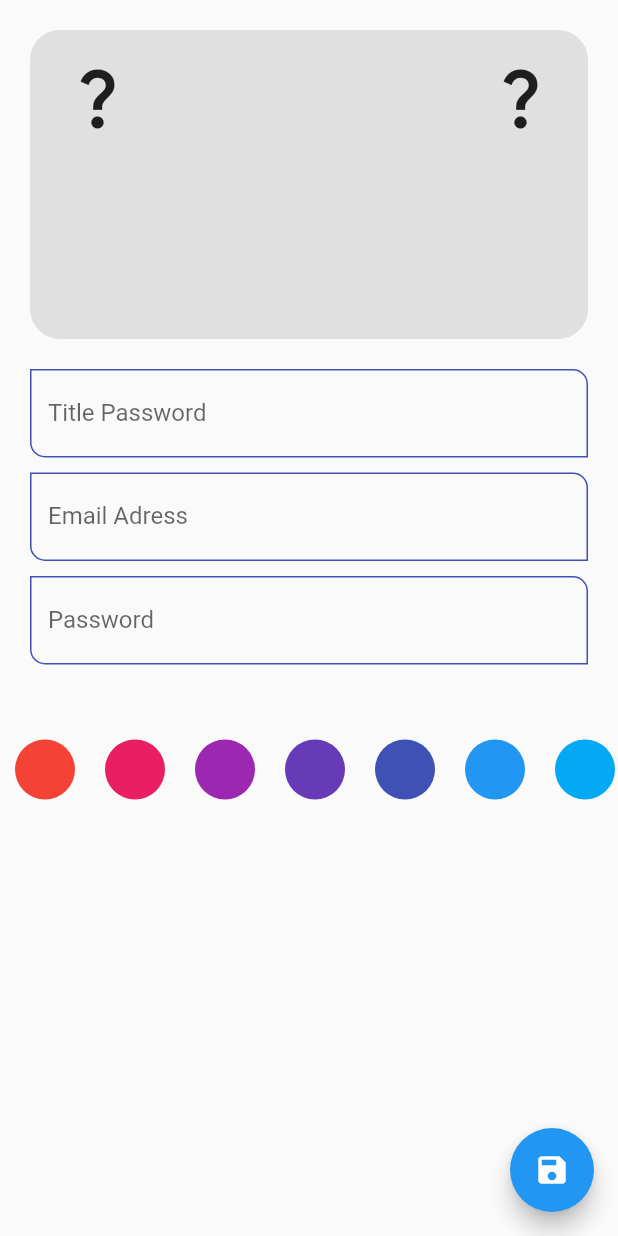
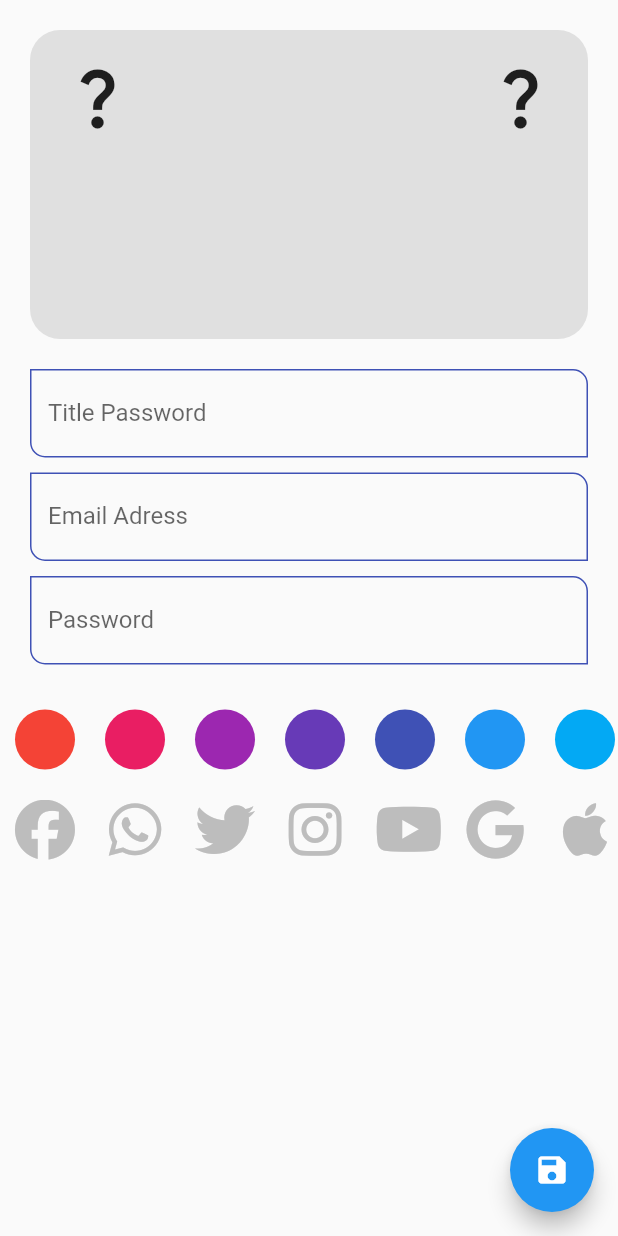
Before and after one commit to Victor78970513/password_manager, a Flutter app: the NewPassword screen opened by its route, on a phone screen of 412 x 824 dp. Run offline on Flutter 3.47's test engine with Material 2 defaults, Android fonts, the light colour scheme and no system bars; our stand-ins replace cloud_firestore, firebase_core, font_awesome_flutter; accounts and stored records are empty.

Commit message:
Icons has been added

```diff
--- a/lib/screens/new_password.dart
+++ b/lib/screens/new_password.dart
@@ -1,6 +1,7 @@
 import 'package:cloud_firestore/cloud_firestore.dart';
 import 'package:firebase_core/firebase_core.dart';
 import 'package:flutter/material.dart';
+import 'package:font_awesome_flutter/font_awesome_flutter.dart';
 import 'package:provider/provider.dart';
 import 'package:securepassword/model/password.dart';
 import 'package:securepassword/providers/input_provider.dart';
@@ -91,27 +92,66 @@ class _PasswordColor extends StatelessWidget {
   @override
   Widget build(BuildContext context) {
     final inputProvider = Provider.of<InputProvider>(context);
+    List<IconData> icons = [
+      FontAwesomeIcons.facebook,
+      FontAwesomeIcons.whatsapp,
+      FontAwesomeIcons.twitter,
+      FontAwesomeIcons.instagram,
+      FontAwesomeIcons.youtube,
+      FontAwesomeIcons.google,
+      FontAwesomeIcons.apple,
+      FontAwesomeIcons.github,
+      FontAwesomeIcons.linkedin,
+      FontAwesomeIcons.paypal,
+      FontAwesomeIcons.spotify,
+      FontAwesomeIcons.twitch,
+    ];
     return Container(
-      child: SingleChildScrollView(
+      child: Column(
+        crossAxisAlignment: CrossAxisAlignment.start,
+        children: [
+          SingleChildScrollView(
             scrollDirection: Axis.horizontal,
             child: Row(
               children: List.generate(
                 Colors.primaries.length,
                 (index) => GestureDetector(
                   child: Container(
-                margin:
-                    const EdgeInsets.symmetric(horizontal: 10, vertical: 10),
+                    margin: const EdgeInsets.symmetric(
+                        horizontal: 10, vertical: 20),
                     height: 40,
                     width: 40,
                     decoration: BoxDecoration(
                         shape: BoxShape.circle, color: Colors.primaries[index]),
                   ),
                   onTap: () {
-                inputProvider.color = Colors.primaries[index].withOpacity(0.4);
+                    inputProvider.color =
+                        Colors.primaries[index].withOpacity(0.4);
                   },
                 ),
               ),
             ),
+          ),
+          SingleChildScrollView(
+            scrollDirection: Axis.horizontal,
+            child: Row(
+              children: List.generate(
+                icons.length,
+                (index) => GestureDetector(
+                  child: Container(
+                    margin: const EdgeInsets.symmetric(horizontal: 10),
+                    child: Icon(
+                      icons[index],
+                      size: 40,
+                      color: Colors.grey[400],
+                    ),
+                  ),
+                  onTap: () {},
+                ),
+              ),
+            ),
+          )
+        ],
       ),
     );
   }
@@ -141,11 +181,6 @@ class _PasswordInputs extends StatelessWidget {
           hintText: 'password',
         ),
         const SizedBox(height: 10),
-        // CustomInput(
-        //   labelText: 'Name',
-        //   hintText: 'User name',
-        // ),
-        const SizedBox(height: 30),
       ],
     );
   }
--- a/pubspec.yaml
+++ b/pubspec.yaml
@@ -40,6 +40,7 @@ dependencies:
   firebase_core: ^2.7.1
   cloud_firestore: ^4.4.4
   provider: ^6.0.5
+  font_awesome_flutter: ^10.4.0
 
 dev_dependencies:
   flutter_test:
```
Also changed, not shown: pubspec.lock. Lines whose indentation alone changed are shown as unchanged.
